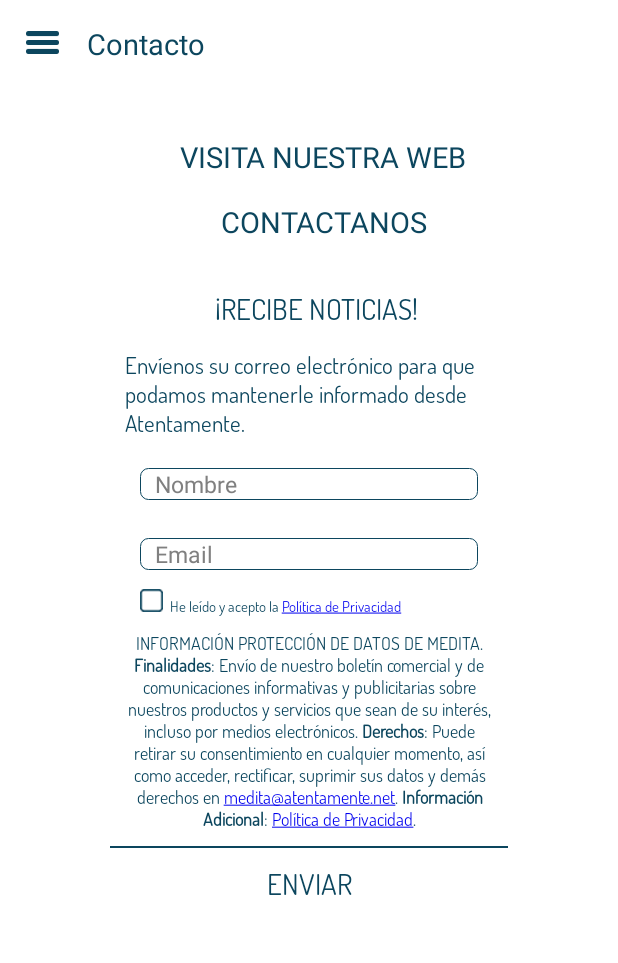
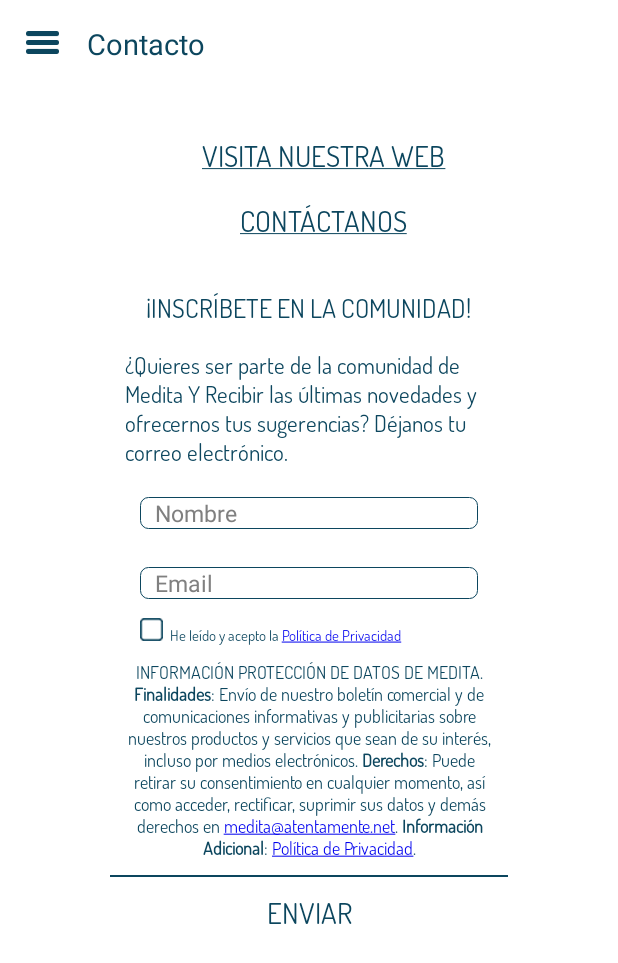
Before and after one commit to NoeSelfin/MEDITA-FINAL, an Android app: the Contacto screen opened directly, with no data from a screen before it, on a phone screen of 412 x 824 dp. Shown: the top 963 px of the screen. Run offline under Robolectric (Android 15) with nearby library versions, the phone set to English and light mode, and no system bars.

Commit message:
Actualización de las nuevas tareas de la lista

```diff
--- a/app/src/main/AndroidManifest.xml
+++ b/app/src/main/AndroidManifest.xml
@@ -126,6 +126,7 @@
             android:theme="@android:style/Theme.Light.NoTitleBar" />
         <activity android:name=".Contacto"
             android:screenOrientation="portrait"
+            android:windowSoftInputMode="stateHidden"
             android:theme="@android:style/Theme.Light.NoTitleBar" />
     </application>
 
--- a/app/src/main/java/org/simo/medita/Config.java
+++ b/app/src/main/java/org/simo/medita/Config.java
@@ -13,8 +13,8 @@ public class Config {
 	protected final static String url_get_packs = "http://medita.atentamente.net/get_packs.php";
 	protected final static String url_get_meditaciones  = "http://medita.atentamente.net/get_meditaciones.php";
 	protected final static String url_get_updates  = "http://medita.atentamente.net/get_updates.php";
-	//protected final static String url_set_newsletter  = "http://medita.atentamente.net/set_newsletter.php";
-	protected final static String url_set_newsletter  = "http://dashboard.atentamente.net/index.php/api/setNewsletter";
+	protected final static String url_set_newsletter  = "http://medita.atentamente.net/set_newsletter.php";
+	//protected final static String url_set_newsletter  = "http://dashboard.atentamente.net/index.php/api/setNewsletter";
 	protected final static String url_set_registro  = "http://medita.atentamente.net/set_registro_sincro.php";
 	protected final static String url_set_code  = "http://medita.atentamente.net/set_codigo_sincro.php";
 	protected final static String url_set_sync  = "http://medita.atentamente.net/set_sync.php";
--- a/app/src/main/java/org/simo/medita/Contacto.java
+++ b/app/src/main/java/org/simo/medita/Contacto.java
@@ -10,7 +10,9 @@ import android.content.res.AssetManager;
 import android.graphics.Typeface;
 import android.net.Uri;
 import android.os.Bundle;
+import android.text.SpannableString;
 import android.text.method.LinkMovementMethod;
+import android.text.style.UnderlineSpan;
 import android.util.Log;
 import android.view.View;
 import android.view.Window;
@@ -52,17 +54,55 @@ public class Contacto extends Activity {
         TextView text = (TextView) findViewById(R.id.id_alert_text);
         TextView titulo = (TextView) findViewById(R.id.id_alert_titulo);
         final EditText email = (EditText) findViewById(R.id.id_alert_editext);
+        final EditText name = (EditText) findViewById(R.id.id_alert_editext_name);
         final CheckBox check = (CheckBox) findViewById(R.id.checkBoxCustomized);
         TextView check_text = (TextView) findViewById(R.id.checkBoxCustomized_text);
         check_text.setMovementMethod(LinkMovementMethod.getInstance());
         TextView tvPolitica = findViewById(R.id.tv_politica);
         tvPolitica.setMovementMethod(LinkMovementMethod.getInstance());
+        LinearLayout atras = (LinearLayout)findViewById(R.id.id_contacto_atras);
+
+        TextView web = (TextView) findViewById(R.id.id_alert_web);
+        TextView contact = (TextView) findViewById(R.id.id_alert_contact);
+
+        SpannableString content = new SpannableString("VISITA NUESTRA WEB");
+        content.setSpan(new UnderlineSpan(), 0, content.length(), 0);
+        web.setText(content);
+
+         content = new SpannableString("CONTÁCTANOS");
+        content.setSpan(new UnderlineSpan(), 0, content.length(), 0);
+        contact.setText(content);
+
+        web.setMovementMethod(LinkMovementMethod.getInstance());
+        web.setOnClickListener(new View.OnClickListener() {
+            public void onClick(View v) {
+                Intent browserIntent = new Intent(Intent.ACTION_VIEW);
+                browserIntent.setData(Uri.parse("https://www.atentamente.net/"));
+                startActivity(browserIntent);
+            }
+        });
+        contact.setMovementMethod(LinkMovementMethod.getInstance());
+        contact.setOnClickListener(new View.OnClickListener() {
+            public void onClick(View v) {
+
+                Intent intent = new Intent(Intent.ACTION_SENDTO);
+                intent.setType("text/plain");
+                intent.setData(Uri.parse("mailto:medita@atentamente.net"));
+                //intent.putExtra(Intent.EXTRA_EMAIL, "medita@atentamente.net");
+                intent.putExtra(Intent.EXTRA_SUBJECT, "App Medita");
+
+                startActivity(Intent.createChooser(intent, "Send Email to Medita"));
+            }
+        });
 
         text.setTypeface(font);
         ver.setTypeface(font);
         titulo.setTypeface(font);
         check_text.setTypeface(font);
         tvPolitica.setTypeface(font);
+        web.setTypeface(font);
+        contact.setTypeface(font);
+
 
         check_text.setOnClickListener(new View.OnClickListener() {
             @Override
@@ -110,15 +150,19 @@ public class Contacto extends Activity {
             public void onClick(View v) {
                 if (check.isChecked()){
                     if (isEmailValid(email.getText().toString())){
+                        if (isNameValid(name.getText().toString())){
                             if (Basics.checkConn(Contacto.this)){
                                 new Downloader.setNewsletter(Basics.checkConn(Contacto.this),
                                         email.getText().toString(),
+                                        name.getText().toString(),
                                         Basics.getWifiMac(Contacto.this),
                                         new Downloader.setNewsletter.AsyncResponse() {
                                             @Override
                                             public void processFinish(String respuesta) {
                                                 if (respuesta!=null){
                                                     alert("Se ha dado de alta correctamente.", "Información");
+                                                    email.setText("");
+                                                    name.setText("");
                                                 }
                                             }
                                         }).execute();
@@ -127,8 +171,12 @@ public class Contacto extends Activity {
                             }
                         }
                         else{
+                            alert("Debes indicarnos tu nombre.", null);
+                        }
+                        }else{
                             alert("Dirección de email incorrecta.", null);
                         }
+
                 }
                 else{
                     Toast.makeText(Contacto.this, "Ha de aceptar la política de privacidad", Toast.LENGTH_SHORT).show();
@@ -136,6 +184,12 @@ public class Contacto extends Activity {
             }
         });
 
+        atras.setOnClickListener(new View.OnClickListener() {
+            @Override
+            public void onClick(View arg0) {
+                menu_lateral.showMenu(true);
+            }
+        });
 
         setMenu();
     }
@@ -174,13 +228,22 @@ public class Contacto extends Activity {
         ((View) menu_lateral.findViewById(R.id.id_menu_view_ini)).setVisibility(View.INVISIBLE);
         ((View) menu_lateral.findViewById(R.id.id_menu_view_fav)).setVisibility(View.INVISIBLE);
         ((View) menu_lateral.findViewById(R.id.id_menu_view_progreso)).setVisibility(View.INVISIBLE);
-        ((View) menu_lateral.findViewById(R.id.id_menu_view_acercade)).setVisibility(View.VISIBLE);
+        ((View) menu_lateral.findViewById(R.id.id_menu_view_acercade)).setVisibility(View.INVISIBLE);
         ((View) menu_lateral.findViewById(R.id.id_menu_view_vision)).setVisibility(View.INVISIBLE);
         ((View) menu_lateral.findViewById(R.id.id_menu_view_opciones)).setVisibility(View.INVISIBLE);
         ((View) menu_lateral.findViewById(R.id.id_menu_view_sincro)).setVisibility(View.INVISIBLE);
         ((View) menu_lateral.findViewById(R.id.id_menu_view_suscription)).setVisibility(View.INVISIBLE);
         ((View) menu_lateral.findViewById(R.id.id_menu_view_contact)).setVisibility(View.INVISIBLE);
 
+        LinearLayout acercade = (LinearLayout) menu_lateral.findViewById(R.id.id_menu_acercade_ll);
+        acercade.setOnClickListener(new View.OnClickListener() {
+            @Override
+            public void onClick(View arg0) {
+                Intent i = new Intent(Contacto.this, Acercade.class);
+                startActivity(i);
+                finish();
+            }
+        });
 
         LinearLayout opciones = (LinearLayout) menu_lateral.findViewById(R.id.id_menu_opciones_ll);
         opciones.setOnClickListener(new View.OnClickListener() {
@@ -335,7 +398,14 @@ public class Contacto extends Activity {
         dialog.show();
     }
 
-
+    public boolean isNameValid(String name)
+    {
+        if (name.length() < 3){
+            return false;
+        }else{
+            return true;
+        }
+    }
     public boolean isEmailValid(String email)
     {
         String regExpn =
@@ -365,4 +435,5 @@ public class Contacto extends Activity {
             out.write(buffer, 0, read);
         }
     }
+
 }
--- a/app/src/main/java/org/simo/medita/Registro.java
+++ b/app/src/main/java/org/simo/medita/Registro.java
@@ -335,6 +335,7 @@ public class Registro extends Activity {
     public void setNewsletter(){
         new Downloader.setNewsletter(Basics.checkConn(Registro.this),
                 etEmail.getText().toString(),
+                etEmail.getText().toString(),
                 Basics.getWifiMac(Registro.this),
                 new Downloader.setNewsletter.AsyncResponse() {
                     @Override
--- a/app/src/main/java/org/simo/medita/extras/HttpConnection.java
+++ b/app/src/main/java/org/simo/medita/extras/HttpConnection.java
@@ -61,7 +61,8 @@ public class HttpConnection {
 
 	        // Execute HTTP Post Request
 	        HttpResponse response = httpclient.execute(httppost);
-        	Log.i("medita_response",response.getStatusLine().toString());
+        	//Log.i("medita_response",response.getStatusLine().toString());
+			//Log.i("medita_response", EntityUtils.toString(response.getEntity()));
 
 	       // Get hold of the response entity
             HttpEntity entity = response.getEntity();
@@ -76,10 +77,13 @@ public class HttpConnection {
             }
 
 	    } catch (ClientProtocolException e) {
+			Log.i("medita_result","Error 1");
 	    	return null;
 	    } catch (IOException e) {
+			Log.i("medita_result","Error 2");
 	    	return null;
 	    } catch (Exception e){
+			Log.i("medita_result",e.getMessage());
 	    	return null;
 	    }
 
--- a/app/src/main/res/layout/activity_contacto.xml
+++ b/app/src/main/res/layout/activity_contacto.xml
@@ -15,7 +15,7 @@
         <LinearLayout
             android:layout_width="57dp"
             android:layout_height="25dp"
-            android:id="@+id/id_opciones_atras"
+            android:id="@+id/id_contacto_atras"
             android:layout_marginLeft="-16dp"
             android:gravity="center"
             android:orientation="horizontal">
@@ -45,25 +45,27 @@
         android:layout_gravity="center_horizontal"
         android:background="@drawable/alert_bg" >
         <TextView
-            android:id="@+id/id_alert_titulo2"
+            android:id="@+id/id_alert_web"
             android:layout_width="wrap_content"
             android:layout_height="27dp"
             android:layout_marginTop="50dp"
             android:layout_marginLeft="10dp"
+            android:autoLink="web"
             android:textSize="19sp"
             android:layout_gravity="center"
             android:textColor="#0c465e"
             android:text = "VISITA NUESTRA WEB"/>
         <TextView
-            android:id="@+id/id_alert_titulo22"
+            android:id="@+id/id_alert_contact"
             android:layout_width="wrap_content"
             android:layout_height="27dp"
             android:layout_marginTop="16dp"
+            android:autoLink="web"
             android:layout_marginLeft="10dp"
             android:textSize="19sp"
             android:layout_gravity="center"
             android:textColor="#0c465e"
-            android:text = "CONTACTANOS"/>
+            android:text = "CONTÁCTANOS"/>
         <LinearLayout
             android:layout_width="match_parent"
             android:layout_height="55dp"
@@ -75,11 +77,10 @@
                 android:layout_width="wrap_content"
                 android:layout_height="27dp"
                 android:layout_marginTop="16dp"
-                android:layout_marginLeft="10dp"
-                android:textSize="19sp"
+                android:textSize="17sp"
                 android:gravity="center"
                 android:textColor="#0c465e"
-                android:text = "¡RECIBE NOTICIAS!"/>
+                android:text = "¡INSCRÍBETE EN LA COMUNIDAD!"/>
         </LinearLayout>
 
         <TextView
@@ -92,7 +93,7 @@
             android:textSize="15sp"
             android:gravity="left"
             android:textColor="#0c465e"
-            android:text = "Envíenos su correo electrónico para que podamos mantenerle informado desde Atentamente."/>
+            android:text = "¿Quieres ser parte de la comunidad de Medita Y Recibir las últimas novedades y ofrecernos tus sugerencias? Déjanos tu correo electrónico."/>
 
         <EditText
             android:id="@+id/id_alert_editext_name"
--- a/app/src/main/res/layout/alert_meditaciones_nuevas.xml
+++ b/app/src/main/res/layout/alert_meditaciones_nuevas.xml
@@ -25,7 +25,7 @@
             android:layout_marginLeft="10dp"
             android:layout_marginTop="16dp"
             android:gravity="center"
-            android:text="MEDITACIONES NUEVAS"
+            android:text="CONTENIDO NUEVO"
             android:textColor="#0c465e"
             android:textSize="19sp" />
     </LinearLayout>
--- a/app/src/main/res/values/strings.xml
+++ b/app/src/main/res/values/strings.xml
@@ -102,7 +102,7 @@
     <string name="acercade_web">www.atentamente.net</string>
     <string name="acercade_mail">medita@atentamente.net</string>
     <string name="acercade_newsletter">· MANTENTE INFORMADO ·</string>
-    <string name="acercade_newsletter_text">Déjanos tu correo electrónico y te enviaremos las últimas novedades y eventos de Atentamente.</string>
+    <string name="acercade_newsletter_text">Si quieres formar parte de la comunidad Medita y estar al corriente de los nuevos contenidos déjanos tu nombre y correo.</string>
     <string name="acercade_newsletter_btn"><i>Suscribirse al boletín</i></string>
 
     <string name="opciones_1">No molestar cuando se medita</string>
```
Also changed, not shown: app/src/main/java/org/simo/medita/Acercade.java (+14 -0 lines), app/src/main/java/org/simo/medita/Downloader.java (+13 -2 lines), app/src/main/java/org/simo/medita/MainActivity.java (+37 -0 lines), app/src/main/res/layout/alert_registro.xml (+21 -4 lines), app/src/main/res/layout/alert_registro_susc.xml (+17 -0 lines). Lines whose indentation alone changed are shown as unchanged.
